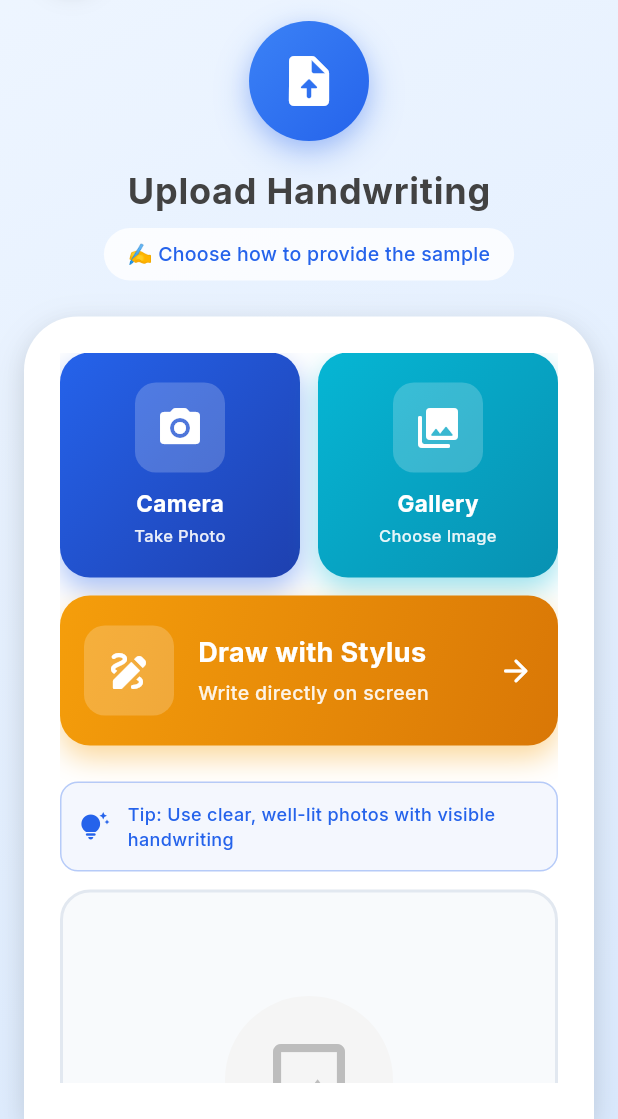
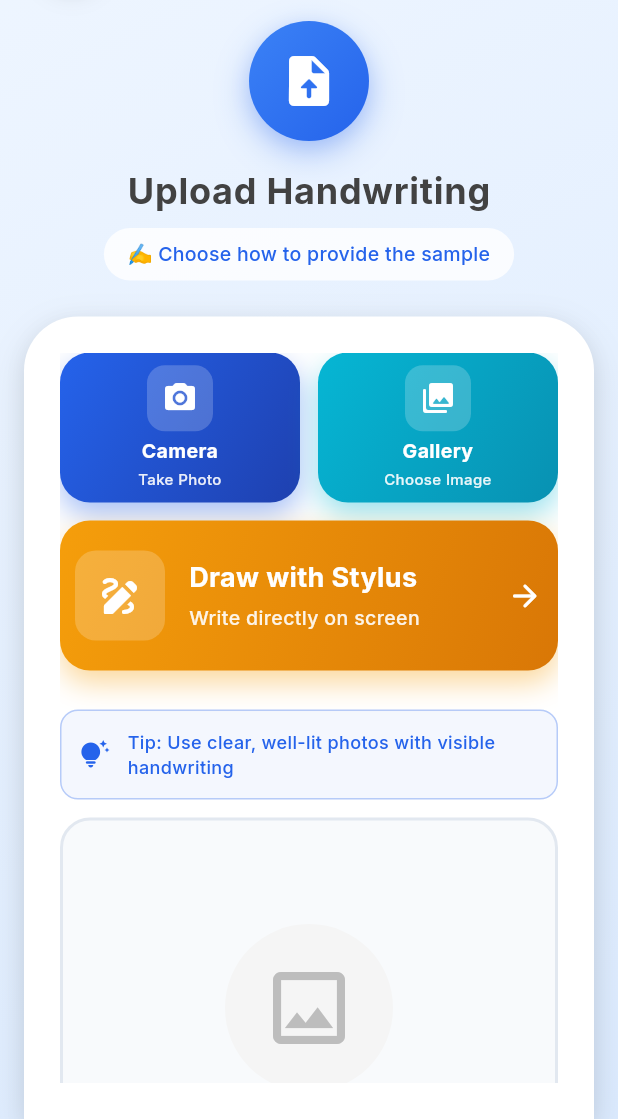
Before and after one commit to Hruthik2005/En-Hanz, a Flutter app: the UploadScreen screen opened by its route, on a phone screen of 412 x 824 dp, the part 117-1236 px from its top. Run offline on Flutter 3.47's test engine with Material 3 defaults, Android fonts, the light colour scheme and no system bars; our stand-ins replace confetti, flutter_tts, google_fonts, image_picker, percent_indicator, shared_preferences; accounts and stored records are empty.

Commit message:
click through

```diff
--- a/lib/screens/splash_screen.dart
+++ b/lib/screens/splash_screen.dart
@@ -157,7 +157,7 @@ class _SplashScreenState extends State<SplashScreen>
                                   ),
                                   const SizedBox(height: 16),
                                   Text(
-                                    'AI that understands your handwriting',
+                                    'Intelligence that reads the rhythm of your pen.',
                                     style: GoogleFonts.inter(
                                       fontSize: 15,
                                       color: ModernTheme.primaryBlue,
--- a/lib/screens/upload_screen.dart
+++ b/lib/screens/upload_screen.dart
@@ -222,7 +222,7 @@ class _UploadScreenState extends State<UploadScreen>
                                   Navigator.pushNamed(context, '/drawing'),
                               isWide: true,
                             ),
-                            const SizedBox(height: 24),
+                            const SizedBox(height: 26),
                             // Preview Section
                             Container(
                               padding: const EdgeInsets.all(12),
@@ -490,8 +490,8 @@ class _OptionCard extends StatelessWidget {
       onTap: onTap,
       borderRadius: BorderRadius.circular(20),
       child: Container(
-        height: isWide ? 100 : 150,
-        padding: const EdgeInsets.all(16),
+        height: isWide ? 100 : 100,
+        padding: const EdgeInsets.symmetric(horizontal: 10, vertical: 6),
         decoration: BoxDecoration(
           gradient: LinearGradient(
             colors: gradient,
@@ -553,32 +553,41 @@ class _OptionCard extends StatelessWidget {
               )
             : Column(
                 mainAxisAlignment: MainAxisAlignment.center,
+                mainAxisSize: MainAxisSize.min,
                 children: [
                   Container(
-                    padding: const EdgeInsets.all(14),
+                    padding: const EdgeInsets.all(10),
                     decoration: BoxDecoration(
                       color: Colors.white.withValues(alpha: 0.2),
-                      borderRadius: BorderRadius.circular(14),
+                      borderRadius: BorderRadius.circular(12),
                     ),
-                    child: Icon(icon, color: Colors.white, size: 32),
+                    child: Icon(icon, color: Colors.white, size: 24),
                   ),
-                  const SizedBox(height: 10),
-                  Text(
+                  const SizedBox(height: 4),
+                  Flexible(
+                    child: Text(
                       label,
                       style: GoogleFonts.inter(
-                      fontSize: 15,
+                        fontSize: 13,
                         fontWeight: FontWeight.w700,
                         color: Colors.white,
                       ),
+                      textAlign: TextAlign.center,
+                      overflow: TextOverflow.ellipsis,
                     ),
-                  const SizedBox(height: 3),
-                  Text(
+                  ),
+                  const SizedBox(height: 2),
+                  Flexible(
+                    child: Text(
                       subtitle,
                       textAlign: TextAlign.center,
                       style: GoogleFonts.inter(
-                      fontSize: 11,
+                        fontSize: 10,
                         color: Colors.white.withValues(alpha: 0.9),
                         fontWeight: FontWeight.w500,
+                      ),
+                      overflow: TextOverflow.ellipsis,
+                      maxLines: 1,
                     ),
                   ),
                 ],
```
Also changed, not shown: 1 other file. Lines whose indentation alone changed are shown as unchanged.
